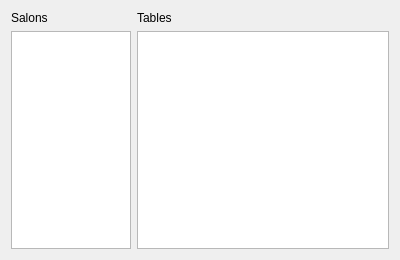
This is src/client/JoinWizardPage2.ui in arabine/icl as Qt 5 draws it before an edit. The edited form follows.
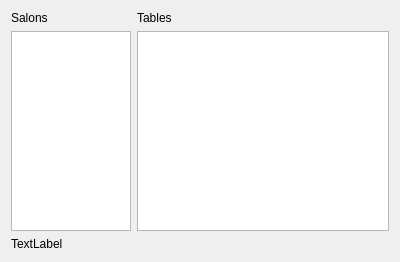
This is the edited form.

Commit message: Widget variables

The edit to the form file:
```diff
--- a/src/client/JoinWizardPage2.ui
+++ b/src/client/JoinWizardPage2.ui
@@ -7,7 +7,7 @@
     <x>0</x>
     <y>0</y>
     <width>400</width>
-    <height>260</height>
+    <height>262</height>
    </rect>
   </property>
   <property name="windowTitle">
@@ -55,6 +55,13 @@
      </item>
     </layout>
    </item>
+   <item row="1" column="0" colspan="2">
+    <widget class="QLabel" name="infos">
+     <property name="text">
+      <string>TextLabel</string>
+     </property>
+    </widget>
+   </item>
   </layout>
  </widget>
  <resources/>
```
Left out of the diff: 4 changed lines with no effect on the pictures.
